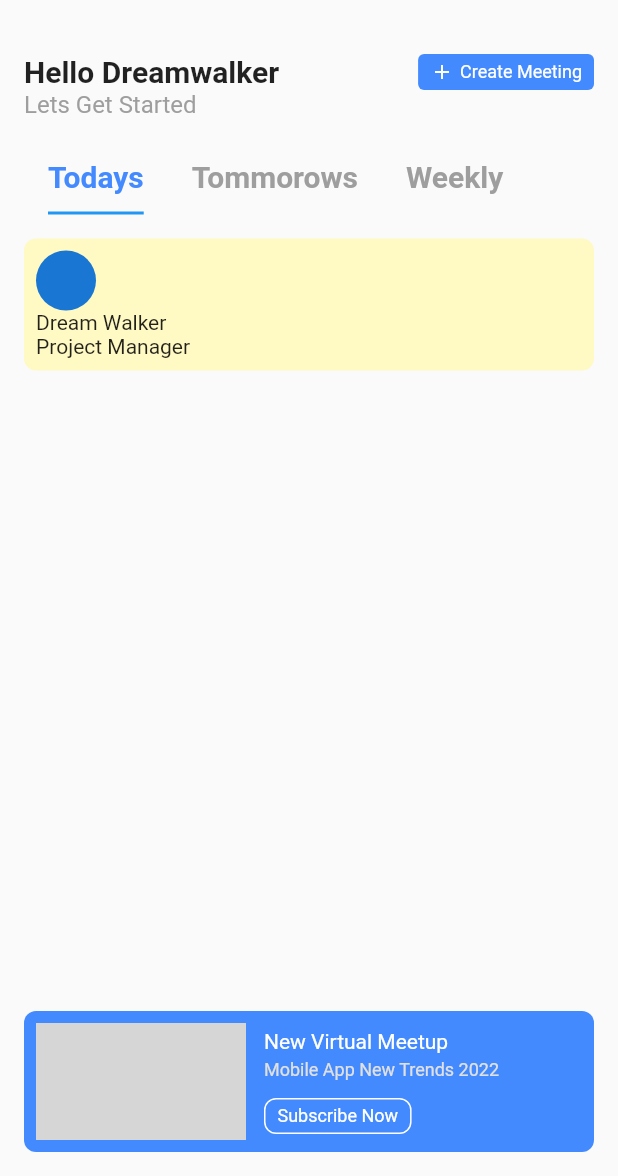
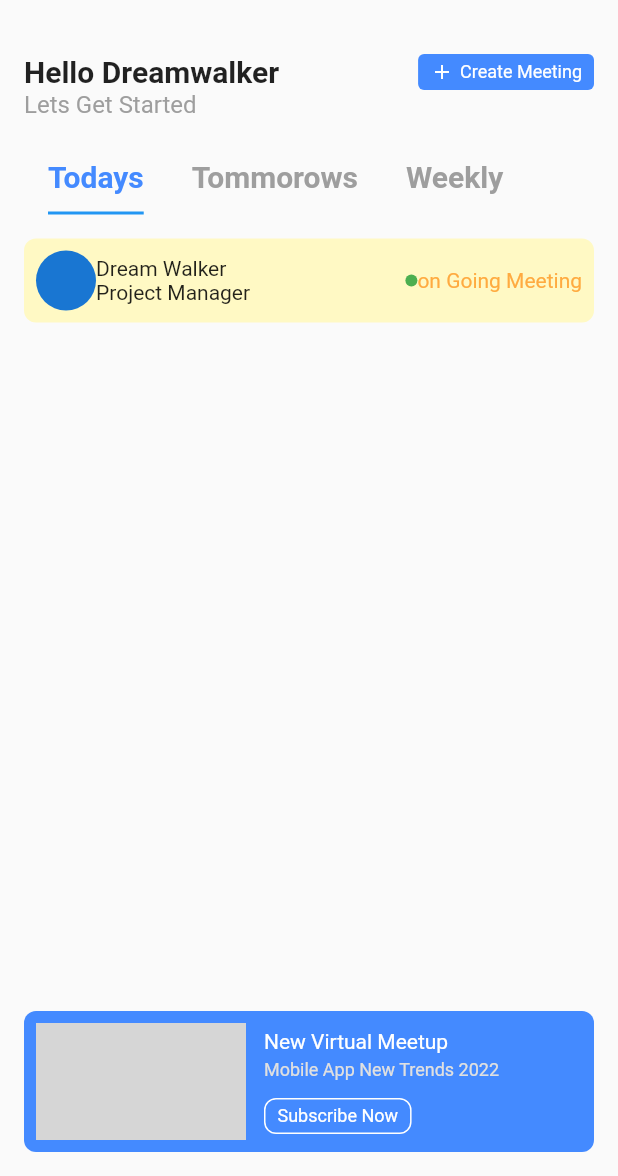
Before and after one commit to JAICHANGPARK/flutter_notebook_19th_story, a Flutter app: the screen it shows after launch, on a phone screen of 412 x 824 dp, the part 60-1236 px from its top. Run offline on Flutter 3.47's test engine with Material 2 defaults, Android fonts, the phone set to English and light mode, and no system bars; our stand-ins replace bubble_tab_indicator, cached_network_image, countup, fl_chart, flutter_riverpod, freezed_annotation and 2 more; network calls fail; grey boxes are pictures that could not be loaded.

Commit message:
Update meeting_todays_widget.dart

```diff
--- a/lib/ep1139_office_meeting_app/src/ui/meeting_todays_widget.dart
+++ b/lib/ep1139_office_meeting_app/src/ui/meeting_todays_widget.dart
@@ -1,5 +1,3 @@
-
-
 import 'package:flutter/material.dart';
 
 class MeetingTodaysWidget extends StatefulWidget {
@@ -15,28 +13,37 @@ class _MeetingTodaysWidgetState extends State<MeetingTodaysWidget> {
     return ListView(
       children: [
         Container(
-          decoration: BoxDecoration(
-            color: Colors.yellow[100],
-            borderRadius: BorderRadius.circular(8)
-          ),
+          decoration: BoxDecoration(color: Colors.yellow[100], borderRadius: BorderRadius.circular(8)),
           padding: EdgeInsets.all(8),
           child: Column(
             crossAxisAlignment: CrossAxisAlignment.start,
             children: [
-              CircleAvatar(
-
+              Row(
+                children: [
+                  CircleAvatar(),
+                  Column(
+                    crossAxisAlignment: CrossAxisAlignment.start,
+                    children: [
+                      Text("Dream Walker"),
+                      Text("Project Manager"),
+                    ],
+                  ),
+                  Spacer(),
+                  CircleAvatar(
+                    radius: 4,
+                    backgroundColor: Colors.green,
+                  ),
+                  Text(
+                    "on Going Meeting",
+                    style: TextStyle(
+                      color: Colors.orangeAccent,
+                    ),
+                  )
+                ],
               ),
-              Column(
-                crossAxisAlignment: CrossAxisAlignment.start,
-                children: [
-                  Text("Dream Walker"),
-                  Text("Project Manager")
-                ],
-              )
             ],
           ),
         )
-
       ],
     );
   }
```
